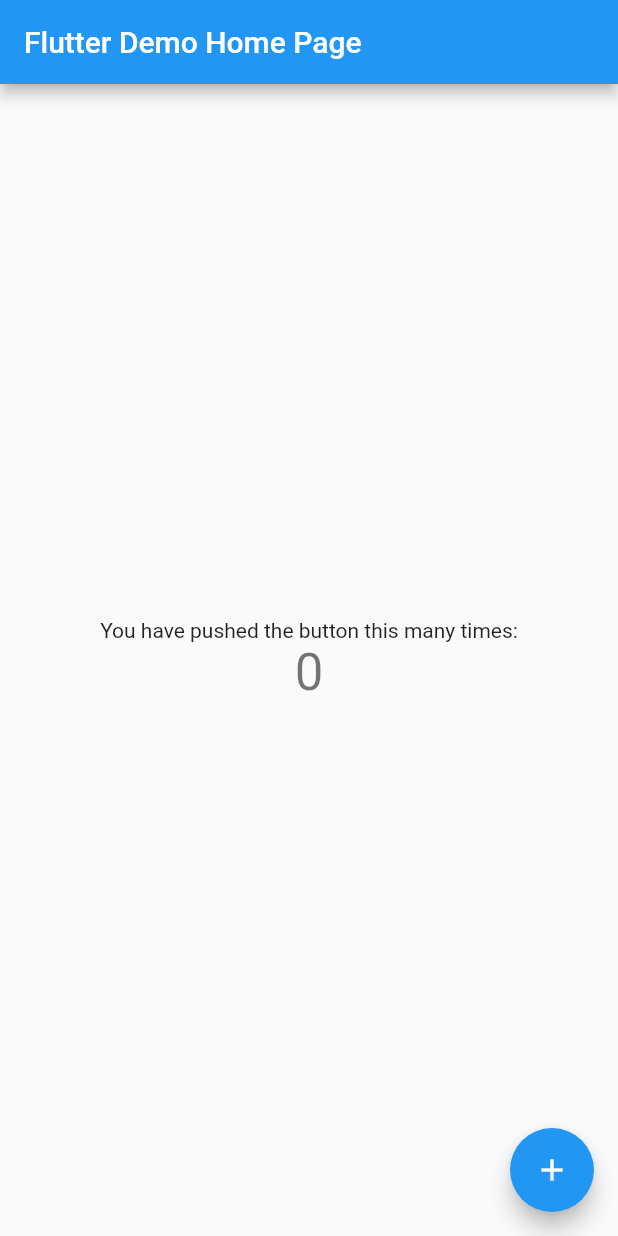
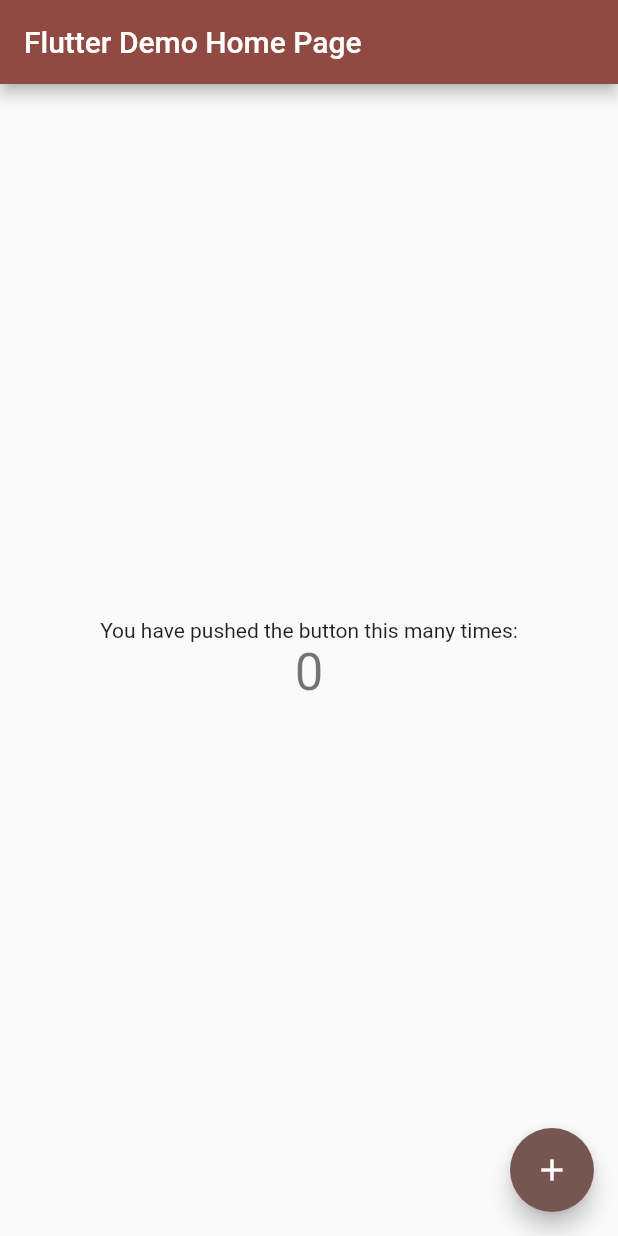
Before and after one commit to FairSuspect/todo, a Flutter app: the screen it shows after launch, on a phone screen of 412 x 824 dp. Run offline on Flutter 3.47's test engine with Material 2 defaults, Android fonts, the phone set to English and light mode, and no system bars; our stand-ins replace dio, firebase_core, firebase_remote_config, flutter_dotenv, freezed_annotation; accounts and stored records are empty; generated files the repository leaves out were written again.

```diff
--- a/lib/main.dart
+++ b/lib/main.dart
@@ -1,6 +1,14 @@
+import 'package:firebase_remote_config/firebase_remote_config.dart';
 import 'package:flutter/material.dart';
+import 'package:todo/src/misc/dotenv.dart';
+import 'package:todo/src/services/firebase.dart';
 
-void main() {
+import 'src/models/todo.dart';
+
+Future<void> main() async {
+  WidgetsFlutterBinding.ensureInitialized();
+  await FirebaseService.init();
+  await Dotenv().init();
   runApp(const MyApp());
 }
 
@@ -13,17 +21,9 @@ class MyApp extends StatelessWidget {
     return MaterialApp(
       title: 'Flutter Demo',
       theme: ThemeData(
-        // This is the theme of your application.
-        //
-        // Try running your application with "flutter run". You'll see the
-        // application has a blue toolbar. Then, without quitting the app, try
-        // changing the primarySwatch below to Colors.green and then invoke
-        // "hot reload" (press "r" in the console where you ran "flutter run",
-        // or simply save your changes to "hot reload" in a Flutter IDE).
-        // Notice that the counter didn't reset back to zero; the application
-        // is not restarted.
-        primarySwatch: Colors.blue,
-      ),
+          colorScheme: ColorScheme.fromSeed(
+              seedColor: Color(int.parse(FirebaseRemoteConfig.instance
+                  .getString("importance_color"))))),
       home: const MyHomePage(title: 'Flutter Demo Home Page'),
     );
   }
@@ -49,9 +49,15 @@ class MyHomePage extends StatefulWidget {
 
 class _MyHomePageState extends State<MyHomePage> {
   int _counter = 0;
-
+  List<Todo> todos = [];
   void _incrementCounter() {
     setState(() {
+      todos.add(Todo(
+          id: _counter,
+          text: "Задача №$_counter",
+          createdAt: DateTime.now(),
+          changedAt: DateTime.now(),
+          lastUpdatedBy: 'me'));
       // This call to setState tells the Flutter framework that something has
       // changed in this State, which causes it to rerun the build method below
       // so that the display can reflect the updated values. If we changed
@@ -102,6 +108,13 @@ class _MyHomePageState extends State<MyHomePage> {
               '$_counter',
               style: Theme.of(context).textTheme.headline4,
             ),
+            for (final todo in todos)
+              Card(
+                  child: ListTile(
+                leading: Text(todo.createdAt.toString()),
+                title: Text(todo.text),
+                trailing: Text(todo.lastUpdatedBy.toString()),
+              ))
           ],
         ),
       ),
--- /dev/null
+++ b/lib/src/models/todo.dart
@@ -0,0 +1,34 @@
+import 'package:flutter/foundation.dart';
+import 'package:freezed_annotation/freezed_annotation.dart';
+
+// required: associates our `main.dart` with the code generated by Freezed
+part 'todo.freezed.dart';
+// optional: Since our Person class is serializable, we must add this line.
+// But if Person was not serializable, we could skip it.
+part 'todo.g.dart';
+
+@freezed
+class Todo with _$Todo {
+  const factory Todo({
+    required int id,
+    required String text,
+    @Default(Importance.low) Importance importance,
+    @Default(false) bool done,
+    required DateTime createdAt,
+    required DateTime changedAt,
+    required Object? lastUpdatedBy,
+  }) = _Todo;
+
+  factory Todo.fromJson(Map<String, Object?> json) => _$TodoFromJson(json);
+  static List<Todo> listFromJson(List<dynamic> list) =>
+      list.map((json) => Todo.fromJson(json)).toList();
+}
+
+enum Importance {
+  @JsonValue("low")
+  low,
+  @JsonValue("basic")
+  basic,
+  @JsonValue("inportant")
+  important;
+}
```
Also changed, not shown: lib/src/api/api.dart (added, +46 -0 lines), lib/src/api/token.dart (added, +9 -0 lines), lib/src/misc/dotenv.dart (added, +12 -0 lines), lib/src/models/server_error.dart (added, +29 -0 lines), lib/src/services/firebase.dart (added, +21 -0 lines), lib/src/services/todo_service.dart (added, +44 -0 lines), pubspec.yaml (+13 -3 lines), pubspec.lock, 5 other files.
